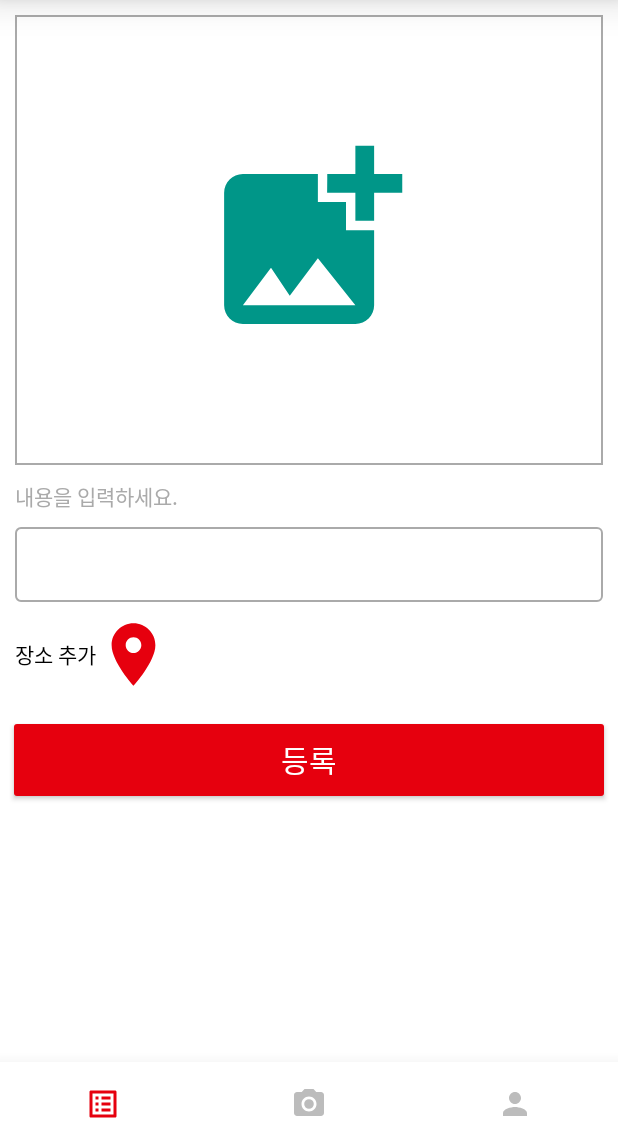
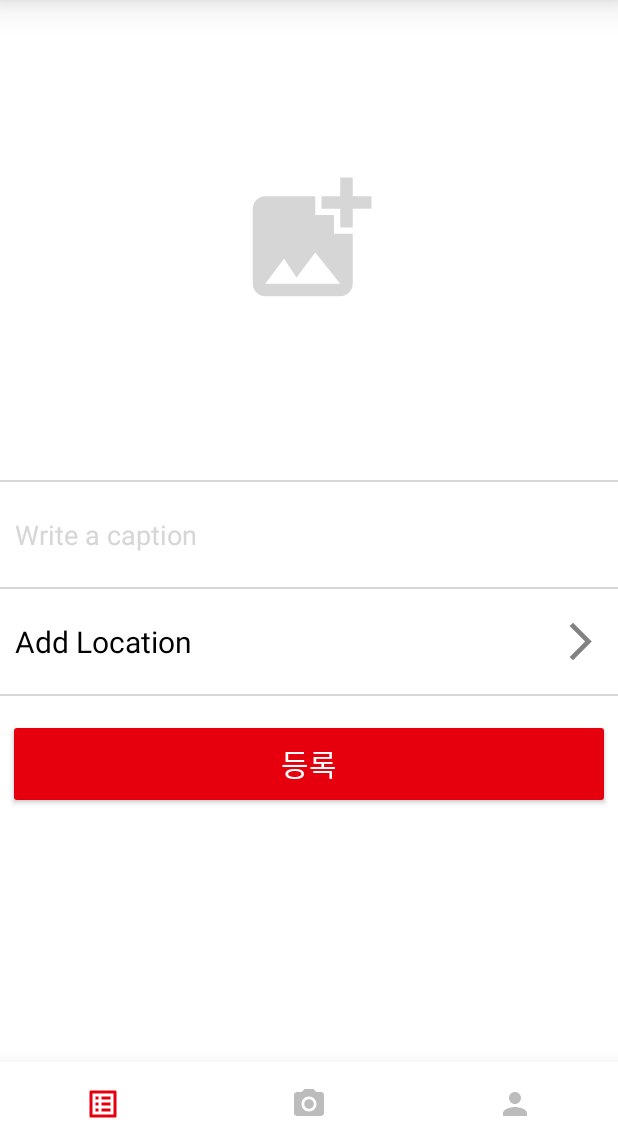
Before and after one commit to Hyesu68/BerryMe, an Android app: the fragment CameraFragment placed in its activity, on a phone screen of 412 x 824 dp, the part 90-1236 px from its top. Run offline under Robolectric (Android 15) with nearby library versions, the phone set to English and light mode, and no system bars; our stand-ins replace Firebase (no records; nobody signed in at launch, a user with empty details on screens opened directly); libraries missing offline, so code that uses them is left out: com.ddd.androidutils; 1 statement that could not run was skipped.

Commit message:
[Features, UI] Change some UI of activities
- Change some UI of activities
- Modified Activity change animation

```diff
--- a/app/src/main/java/com/susuryo/berryme/DetailActivity.kt
+++ b/app/src/main/java/com/susuryo/berryme/DetailActivity.kt
@@ -374,12 +374,12 @@ class DetailActivity : AppCompatActivity() {
             nickname.setOnClickListener {
                 val intent = Intent(view.context, MemberActivity::class.java)
                 intent.putExtra("Uid", cmtList?.uid)
-                val activityOptions = ActivityOptions.makeCustomAnimation(
-                    view.context,
-                    R.anim.fromright,
-                    R.anim.toleft
-                )
-                context.startActivity(intent.addFlags(FLAG_ACTIVITY_NEW_TASK), activityOptions.toBundle())
+//                val activityOptions = ActivityOptions.makeCustomAnimation(
+//                    view.context,
+//                    R.anim.fromright,
+//                    R.anim.toleft
+//                )
+                context.startActivity(intent.addFlags(FLAG_ACTIVITY_NEW_TASK))
             }
 
             comment.text = cmtList.value
--- a/app/src/main/java/com/susuryo/berryme/LocationActivity.kt
+++ b/app/src/main/java/com/susuryo/berryme/LocationActivity.kt
@@ -37,6 +37,8 @@ class LocationActivity : AppCompatActivity(), OnMapReadyCallback {
         super.onCreate(savedInstanceState)
         setContentView(R.layout.activity_location)
 
+        overridePendingTransition(R.anim.fromright, R.anim.none)
+
         mapView = findViewById(R.id.locationactivity_map)
         mapView.onCreate(savedInstanceState)
         mapView.getMapAsync(this)
@@ -56,6 +58,11 @@ class LocationActivity : AppCompatActivity(), OnMapReadyCallback {
         back_button.setOnClickListener {
             onBackPressed()
         }
+    }
+
+    override fun onBackPressed() {
+        super.onBackPressed()
+        overridePendingTransition(R.anim.none, R.anim.horizon_exit)
     }
 
     private fun setLaunchActivityClickListener(
--- a/app/src/main/java/com/susuryo/berryme/MemberActivity.kt
+++ b/app/src/main/java/com/susuryo/berryme/MemberActivity.kt
@@ -30,6 +30,8 @@ class MemberActivity : AppCompatActivity() {
     override fun onCreate(savedInstanceState: Bundle?) {
         super.onCreate(savedInstanceState)
         setContentView(R.layout.activity_member)
+
+        overridePendingTransition(R.anim.fromright, R.anim.none)
 
         destinationUid = intent.getStringExtra("Uid")
         memberactivity_title_relativelayout.visibility = View.VISIBLE
@@ -77,6 +79,11 @@ class MemberActivity : AppCompatActivity() {
 
                 override fun onCancelled(error: DatabaseError) {}
             })
+    }
+
+    override fun onBackPressed() {
+        super.onBackPressed()
+        overridePendingTransition(R.anim.none, R.anim.horizon_exit)
     }
 
     inner class MemberActivityGridViewAdapter(_context: Context, _pictures: MutableList<UserModel.Picture?>) : BaseAdapter() {
--- a/app/src/main/java/com/susuryo/berryme/fragment/CameraFragment.kt
+++ b/app/src/main/java/com/susuryo/berryme/fragment/CameraFragment.kt
@@ -13,10 +13,7 @@ import android.view.LayoutInflater
 import android.view.View
 import android.view.ViewGroup
 import android.view.Window
-import android.widget.Button
-import android.widget.ImageView
-import android.widget.TextView
-import android.widget.Toast
+import android.widget.*
 import androidx.appcompat.app.AppCompatActivity
 import androidx.core.app.ActivityCompat
 import androidx.core.content.FileProvider
@@ -42,9 +39,10 @@ class CameraFragment : Fragment() {
     lateinit var picture : ImageView
     lateinit var text : TextView
     lateinit var button : Button
-    lateinit var locationImage: ImageView
+//    lateinit var locationImage: ImageView
     private var imageUri: Uri? = null
     var dialog: Dialog? = null
+    lateinit var locationButton : RelativeLayout
 
     override fun onCreateView(
         inflater: LayoutInflater, container: ViewGroup?,
@@ -55,8 +53,14 @@ class CameraFragment : Fragment() {
         picture = view.findViewById(R.id.camerafragment_imageview_picture)
         text = view.findViewById(R.id.camerafragment_edittext_text)
         button = view.findViewById(R.id.camerafragment_button_register)
-        locationImage = view.findViewById(R.id.camerafragment_location_imageview)
+        /*locationImage = view.findViewById(R.id.camerafragment_location_imageview)
         locationImage.setOnClickListener {
+            val intent = Intent(requireContext(), LocationActivity::class.java)
+            requireContext().startActivity(intent)
+        }*/
+
+        locationButton = view.findViewById(R.id.camerafragment_location_relativelayout)
+        locationButton.setOnClickListener {
             val intent = Intent(requireContext(), LocationActivity::class.java)
             requireContext().startActivity(intent)
         }
--- /dev/null
+++ b/app/src/main/res/drawable/right_arrow_icon.xml
@@ -0,0 +1,5 @@
+<vector android:autoMirrored="true" android:height="24dp"
+    android:tint="#828282" android:viewportHeight="24"
+    android:viewportWidth="24" android:width="24dp" xmlns:android="http://schemas.android.com/apk/res/android">
+    <path android:fillColor="@android:color/white" android:pathData="M6.23,20.23l1.77,1.77l10,-10l-10,-10l-1.77,1.77l8.23,8.23z"/>
+</vector>
--- a/app/src/main/res/layout/activity_member.xml
+++ b/app/src/main/res/layout/activity_member.xml
@@ -42,11 +42,11 @@
         <FrameLayout
             android:layout_width="match_parent"
             android:layout_height="match_parent">
-            <LinearLayout
+            <!--<LinearLayout
                 android:layout_width="match_parent"
                 android:layout_height="100dp"
                 android:orientation="vertical"
-                android:background="@color/colorPrimary"/>
+                android:background="@color/colorPrimary"/>-->
 
             <LinearLayout
                 android:layout_width="match_parent"
@@ -55,8 +55,8 @@
 
                 <ImageView
                     android:id="@+id/memberactivity_imageview_profile"
-                    android:layout_width="150dp"
-                    android:layout_height="150dp"
+                    android:layout_width="100dp"
+                    android:layout_height="100dp"
                     android:layout_gravity="center"
                     android:layout_margin="20dp"/>
 
@@ -71,7 +71,7 @@
                         android:layout_weight="1"
                         android:text="name"
                         android:textSize="30dp"
-                        android:textColor="@android:color/white"
+                        android:textColor="@android:color/black"
                         android:gravity="bottom|left"
                         android:layout_marginBottom="10dp"/>
                     <TextView
--- a/app/src/main/res/layout/fragment_camera.xml
+++ b/app/src/main/res/layout/fragment_camera.xml
@@ -21,18 +21,24 @@
                 android:layout_height="wrap_content">
 
                 <ImageView
-                    android:layout_width="150dp"
-                    android:layout_height="150dp"
+                    android:layout_width="100dp"
+                    android:layout_height="100dp"
                     android:layout_gravity="center"
-                    android:src="@drawable/add_photo_icon" />
+                    android:background="@drawable/add_photo_icon"
+                    android:backgroundTint="@color/quantum_grey"/>
 
                 <ImageView
                     android:id="@+id/camerafragment_imageview_picture"
                     android:layout_width="match_parent"
                     android:layout_height="300dp"
-                    android:layout_margin="10dp"
-                    android:background="@drawable/square_back" />
+                    android:layout_margin="10dp"/>
             </FrameLayout>
+
+            <LinearLayout
+                android:layout_width="match_parent"
+                android:layout_height="1dp"
+                android:background="@color/quantum_grey"/>
+<!--
 
             <TextView
                 android:id="@+id/camerafragment_value_title"
@@ -42,37 +48,49 @@
                 android:layout_marginLeft="10dp"
                 android:text="내용을 입력하세요."
                 android:textColor="@android:color/darker_gray" />
+-->
 
             <EditText
                 android:id="@+id/camerafragment_edittext_text"
                 android:layout_width="match_parent"
                 android:layout_height="50dp"
                 android:layout_margin="10dp"
-                android:background="@drawable/round"
-                android:hint="내용"
-                android:padding="5dp"
+                android:background="@null"
+                android:hint="Write a caption"
+                android:textColorHint="@color/quantum_grey"
                 android:textColor="@android:color/black" />
 
             <LinearLayout
-                android:id="@+id/camerafragment_location_linearlayout"
                 android:layout_width="match_parent"
-                android:layout_height="wrap_content"
-                android:orientation="horizontal">
+                android:layout_height="1dp"
+                android:background="@color/quantum_grey"/>
+
+            <RelativeLayout
+                android:id="@+id/camerafragment_location_relativelayout"
+                android:layout_width="match_parent"
+                android:layout_height="50dp"
+                android:layout_margin="10dp">
+
                 <TextView
                     android:layout_width="wrap_content"
                     android:layout_height="match_parent"
-                    android:text="장소 추가"
+                    android:gravity="center"
+                    android:text="Add Location"
                     android:textColor="@android:color/black"
-                    android:gravity="center"
-                    android:layout_marginLeft="10dp"/>
+                    android:textSize="20dp" />
                 <ImageView
                     android:id="@+id/camerafragment_location_imageview"
-                    android:layout_width="50dp"
-                    android:layout_height="50dp"
-                    android:background="@drawable/map_icon"
-                    android:backgroundTint="@color/colorPrimary"
-                    android:layout_gravity="center"/>
-            </LinearLayout>
+                    android:layout_width="30dp"
+                    android:layout_height="30dp"
+                    android:src="@drawable/right_arrow_icon"
+                    android:layout_alignParentRight="true"
+                    android:layout_centerVertical="true"/>
+            </RelativeLayout>
+
+            <LinearLayout
+                android:layout_width="match_parent"
+                android:layout_height="1dp"
+                android:background="@color/quantum_grey"/>
 
             <Button
                 android:id="@+id/camerafragment_button_register"
```
